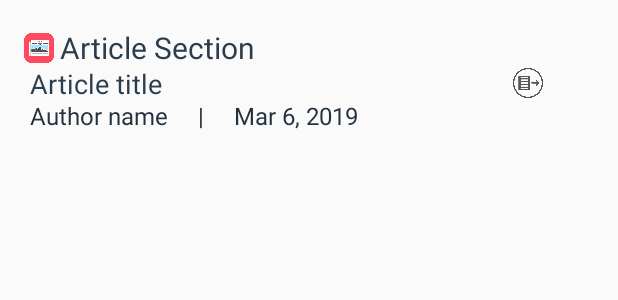
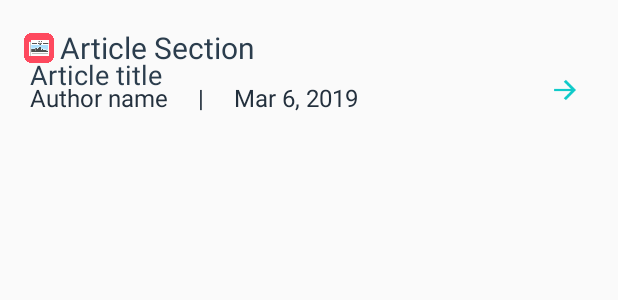
Before and after one commit to alianza-clyne/ABND-News-By-Alianza, an Android app: the layout news_list_item.xml on its own in the app's theme, with its tools: preview values and no code run, on a phone screen of 412 x 824 dp. Shown: the top 300 px of the screen. Run offline under Robolectric (Android 15) with nearby library versions, the phone set to English and light mode, and no system bars.

Commit message:
Moved right arrow icon ImageView from RelativeLayout in news_list_iten.xml.

```diff
--- a/app/src/main/res/layout/news_list_item.xml
+++ b/app/src/main/res/layout/news_list_item.xml
@@ -12,6 +12,11 @@
     android:paddingRight="16dp"
     android:paddingStart="16dp">
 
+    <LinearLayout
+        android:layout_width="0dp"
+        android:layout_height="wrap_content"
+        android:layout_weight="9"
+        android:orientation="vertical">
 
         <RelativeLayout
             android:layout_width="match_parent"
@@ -76,6 +81,7 @@
             Arrow image
             When clicked, a Guardian article will open in the user's web browser.
             -->
+            <!--
             <ImageView
                 android:layout_marginLeft="200dp"
                 android:layout_width="20dp"
@@ -84,9 +90,27 @@
                 android:layout_alignParentRight="true"
                 android:layout_below="@id/news_article_section_name"
                 android:layout_toRightOf="@id/news_article_title"
+                android:tint="@color/colorAccent"
                 android:scaleType="fitCenter"
-                android:src="@drawable/web_article_arrow" />
+                android:src="@drawable/ic_action_arrow_right" />
+                -->
 
         </RelativeLayout>
 
+    </LinearLayout>
+
+    <!--
+Arrow image
+When clicked, a Guardian article will open in the user's web browser.
+-->
+    <ImageView
+        android:layout_width="0dp"
+        android:layout_height="@dimen/web_article_arrow_height"
+        android:layout_gravity="end|center_vertical"
+        android:layout_weight="1"
+        android:tint="@color/colorAccent"
+        android:scaleType="fitCenter"
+        android:src="@drawable/ic_action_arrow_right" />
+
+
 </LinearLayout>
--- a/app/src/main/res/values/styles.xml
+++ b/app/src/main/res/values/styles.xml
@@ -21,7 +21,7 @@
     <style name="TitleText">
         <item name="android:layout_width">wrap_content</item>
         <item name="android:layout_height">wrap_content</item>
-        <item name="android:layout_marginTop">-2dp</item>
+        <item name="android:layout_marginTop">-8dp</item>
         <item name="android:textSize">@dimen/title_text</item>
         <item name="android:textColor">@color/textColorNewsArticleTitle</item>
     </style>
@@ -30,7 +30,7 @@
     <style name="DetailsText">
         <item name="android:layout_width">wrap_content</item>
         <item name="android:layout_height">wrap_content</item>
-        <item name="android:layout_marginTop">-2dp</item>
+        <item name="android:layout_marginTop">-8dp</item>
         <item name="android:textSize">@dimen/details_text</item>
         <item name="android:textColor">@color/textColorNewsArticleDetails</item>
     </style>
```
